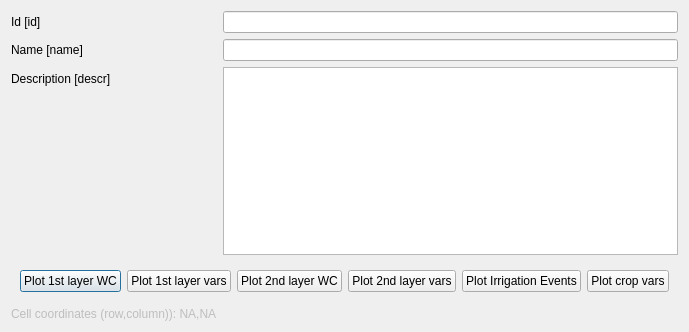
This is layerforms/control_point_dialog.ui in rita-tools/IdragraTools as Qt 5 draws it before an edit. The edited form follows.
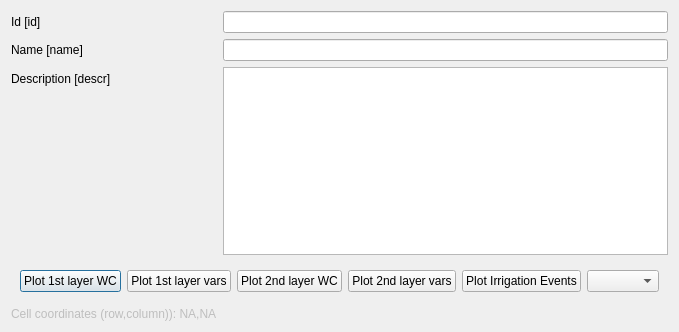
This is the edited form.

Commit message:
Removed CropCoef from the workflow
This is the main change to achieve compatibility with IdrAgra 3.x, which integrates cropcoef's behaviour in the main exe.
- Folder names previously read from cropcoef.txt are now read from idragra_parameters.txt
- Phenology plots are now available for control points only, and rely on information written in csv files like "cell", "cellrunoff", "cellevaporation"
- Removed references to MATLAB (was only necessary for old cropcoef versions) and MINGW (was only necessary for old IdrAgra versions)

Diff of the .ui file:
```diff
--- a/layerforms/control_point_dialog.ui
+++ b/layerforms/control_point_dialog.ui
@@ -113,11 +113,7 @@
        </widget>
       </item>
       <item>
-       <widget class="QPushButton" name="PLOT_CROP_VARS">
-        <property name="text">
-         <string>Plot crop vars</string>
-        </property>
-       </widget>
+       <widget class="QComboBox" name="PLOT_PHENO_VARS_CB"/>
       </item>
      </layout>
     </widget>
```
The commit also changes 26 other files.
